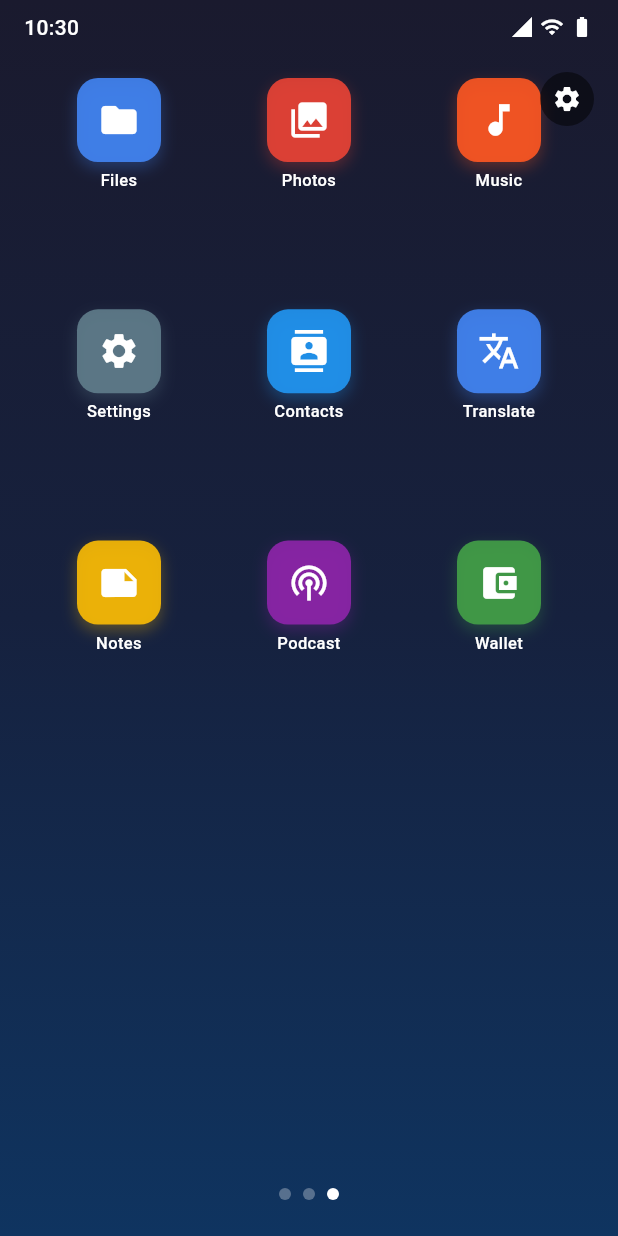
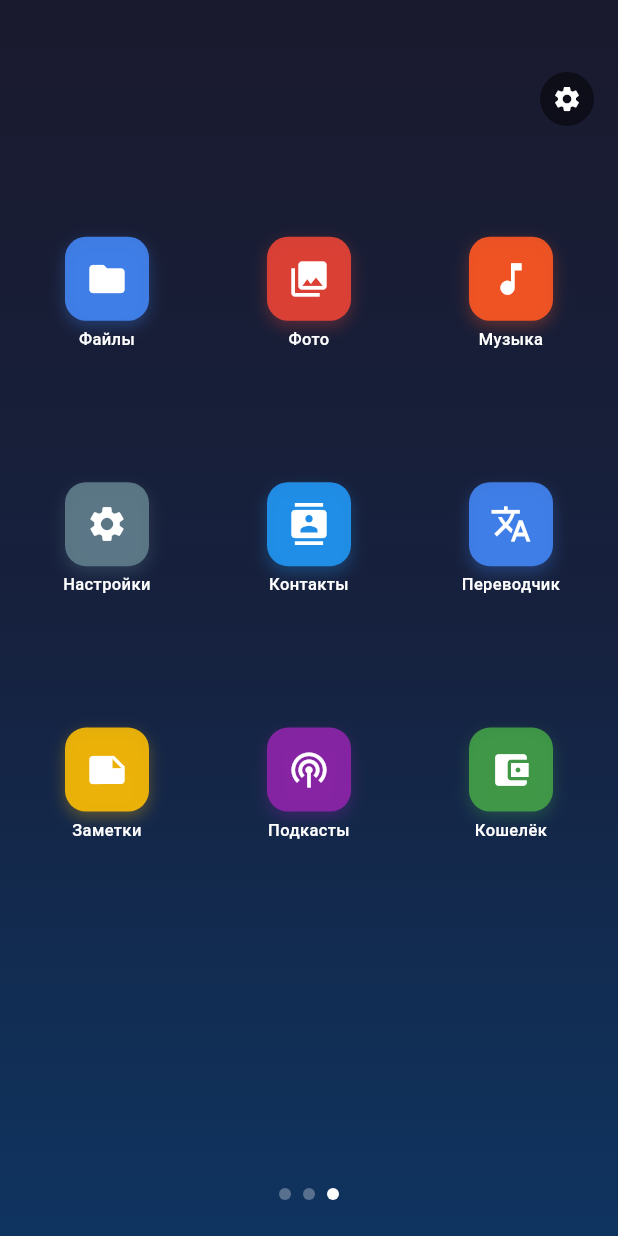
Before and after one commit to nik275ya-max/dfb, a Flutter app: the screen it shows after launch, swiped to page 3, on a phone screen of 412 x 824 dp. Run offline on Flutter 3.47's test engine with Material 3 defaults, Android fonts, the phone set to English and light mode, and no system bars; our stand-ins replace shared_preferences.

Commit message:
UI: remove status bar, reduce grid padding, shift grid down, Russian labels

```diff
--- a/lib/screens/apps_notes_screen.dart
+++ b/lib/screens/apps_notes_screen.dart
@@ -31,12 +31,13 @@ class AppsNotesScreen extends StatelessWidget {
       child: SafeArea(
         child: Column(
           children: [
-            _buildStatusBar(),
+            const Spacer(flex: 2),
             Expanded(
+              flex: 8,
               child: DesktopGrid(
                 icons: screen3Icons,
                 onIconTap: (name) {
-                  if (name == 'Notes') {
+                  if (name == 'Заметки') {
                     Navigator.push(
                       context,
                       MaterialPageRoute(
@@ -50,37 +51,10 @@ class AppsNotesScreen extends StatelessWidget {
                 },
               ),
             ),
+            const Spacer(flex: 1),
           ],
         ),
       ),
     );
   }
-
-  Widget _buildStatusBar() {
-    return Padding(
-      padding: const EdgeInsets.symmetric(horizontal: 16, vertical: 8),
-      child: Row(
-        mainAxisAlignment: MainAxisAlignment.spaceBetween,
-        children: [
-          Text(
-            '${TimeOfDay.now().hour.toString().padLeft(2, '0')}:${TimeOfDay.now().minute.toString().padLeft(2, '0')}',
-            style: const TextStyle(
-              color: Colors.white,
-              fontSize: 14,
-              fontWeight: FontWeight.w500,
-            ),
-          ),
-          const Row(
-            children: [
-              Icon(Icons.signal_cellular_4_bar, color: Colors.white, size: 16),
-              SizedBox(width: 4),
-              Icon(Icons.wifi, color: Colors.white, size: 16),
-              SizedBox(width: 4),
-              Icon(Icons.battery_full, color: Colors.white, size: 16),
-            ],
-          ),
-        ],
-      ),
-    );
-  }
 }
--- a/lib/utils/app_icons.dart
+++ b/lib/utils/app_icons.dart
@@ -24,31 +24,31 @@ const List<AppIconData> screen1Icons = [
   AppIconData(name: 'TikTok', icon: Icons.music_note, color: Color(0xFF000000), position: 6),
   AppIconData(name: 'Spotify', icon: Icons.headphones, color: Color(0xFF1DB954), position: 7),
   AppIconData(name: 'Netflix', icon: Icons.movie, color: Color(0xFFE50914), position: 8),
-  AppIconData(name: 'Phone', icon: Icons.phone, color: Color(0xFF4CAF50), position: 9),
+  AppIconData(name: 'Телефон', icon: Icons.phone, color: Color(0xFF4CAF50), position: 9),
 ];
 
 // Screen 2: Units (3x3 grid)
 const List<AppIconData> screen2Icons = [
   AppIconData(name: 'Gmail', icon: Icons.email, color: Color(0xFFEA4335), position: 1),
   AppIconData(name: 'Chrome', icon: Icons.language, color: Color(0xFF4285F4), position: 2),
-  AppIconData(name: 'Maps', icon: Icons.map, color: Color(0xFF34A853), position: 3),
-  AppIconData(name: 'Camera', icon: Icons.photo_camera, color: Color(0xFF607D8B), position: 4),
-  AppIconData(name: 'Calendar', icon: Icons.calendar_today, color: Color(0xFF4285F4), position: 5),
-  AppIconData(name: 'Clock', icon: Icons.access_time, color: Color(0xFF039BE5), position: 6),
-  AppIconData(name: 'Notes', icon: Icons.note, color: Color(0xFFFBBC04), position: 7),
-  AppIconData(name: 'Weather', icon: Icons.wb_sunny, color: Color(0xFFFF9800), position: 8),
-  AppIconData(name: 'Calculator', icon: Icons.calculate, color: Color(0xFF78909C), position: 9),
+  AppIconData(name: 'Карты', icon: Icons.map, color: Color(0xFF34A853), position: 3),
+  AppIconData(name: 'Камера', icon: Icons.photo_camera, color: Color(0xFF607D8B), position: 4),
+  AppIconData(name: 'Календарь', icon: Icons.calendar_today, color: Color(0xFF4285F4), position: 5),
+  AppIconData(name: 'Часы', icon: Icons.access_time, color: Color(0xFF039BE5), position: 6),
+  AppIconData(name: 'Заметки', icon: Icons.note, color: Color(0xFFFBBC04), position: 7),
+  AppIconData(name: 'Погода', icon: Icons.wb_sunny, color: Color(0xFFFF9800), position: 8),
+  AppIconData(name: 'Калькулятор', icon: Icons.calculate, color: Color(0xFF78909C), position: 9),
 ];
 
 // Screen 3: Extra apps for distraction
 const List<AppIconData> screen3Icons = [
-  AppIconData(name: 'Files', icon: Icons.folder, color: Color(0xFF4285F4), position: 1),
-  AppIconData(name: 'Photos', icon: Icons.photo_library, color: Color(0xFFEA4335), position: 2),
-  AppIconData(name: 'Music', icon: Icons.music_note, color: Color(0xFFFF5722), position: 3),
-  AppIconData(name: 'Settings', icon: Icons.settings, color: Color(0xFF607D8B), position: 4),
-  AppIconData(name: 'Contacts', icon: Icons.contacts, color: Color(0xFF2196F3), position: 5),
-  AppIconData(name: 'Translate', icon: Icons.translate, color: Color(0xFF4285F4), position: 6),
-  AppIconData(name: 'Notes', icon: Icons.note, color: Color(0xFFFBBC04), position: 7),
-  AppIconData(name: 'Podcast', icon: Icons.podcasts, color: Color(0xFF8E24AA), position: 8),
-  AppIconData(name: 'Wallet', icon: Icons.account_balance_wallet, color: Color(0xFF43A047), position: 9),
+  AppIconData(name: 'Файлы', icon: Icons.folder, color: Color(0xFF4285F4), position: 1),
+  AppIconData(name: 'Фото', icon: Icons.photo_library, color: Color(0xFFEA4335), position: 2),
+  AppIconData(name: 'Музыка', icon: Icons.music_note, color: Color(0xFFFF5722), position: 3),
+  AppIconData(name: 'Настройки', icon: Icons.settings, color: Color(0xFF607D8B), position: 4),
+  AppIconData(name: 'Контакты', icon: Icons.contacts, color: Color(0xFF2196F3), position: 5),
+  AppIconData(name: 'Переводчик', icon: Icons.translate, color: Color(0xFF4285F4), position: 6),
+  AppIconData(name: 'Заметки', icon: Icons.note, color: Color(0xFFFBBC04), position: 7),
+  AppIconData(name: 'Подкасты', icon: Icons.podcasts, color: Color(0xFF8E24AA), position: 8),
+  AppIconData(name: 'Кошелёк', icon: Icons.account_balance_wallet, color: Color(0xFF43A047), position: 9),
 ];
--- a/lib/widgets/desktop_grid.dart
+++ b/lib/widgets/desktop_grid.dart
@@ -15,7 +15,7 @@ class DesktopGrid extends StatelessWidget {
   @override
   Widget build(BuildContext context) {
     return Padding(
-      padding: const EdgeInsets.symmetric(horizontal: 24, vertical: 16),
+      padding: const EdgeInsets.symmetric(horizontal: 12, vertical: 8),
       child: GridView.builder(
         physics: const NeverScrollableScrollPhysics(),
         gridDelegate: const SliverGridDelegateWithFixedCrossAxisCount(
```
Also changed, not shown: lib/screens/desktop_screen.dart (+5 -31 lines).
